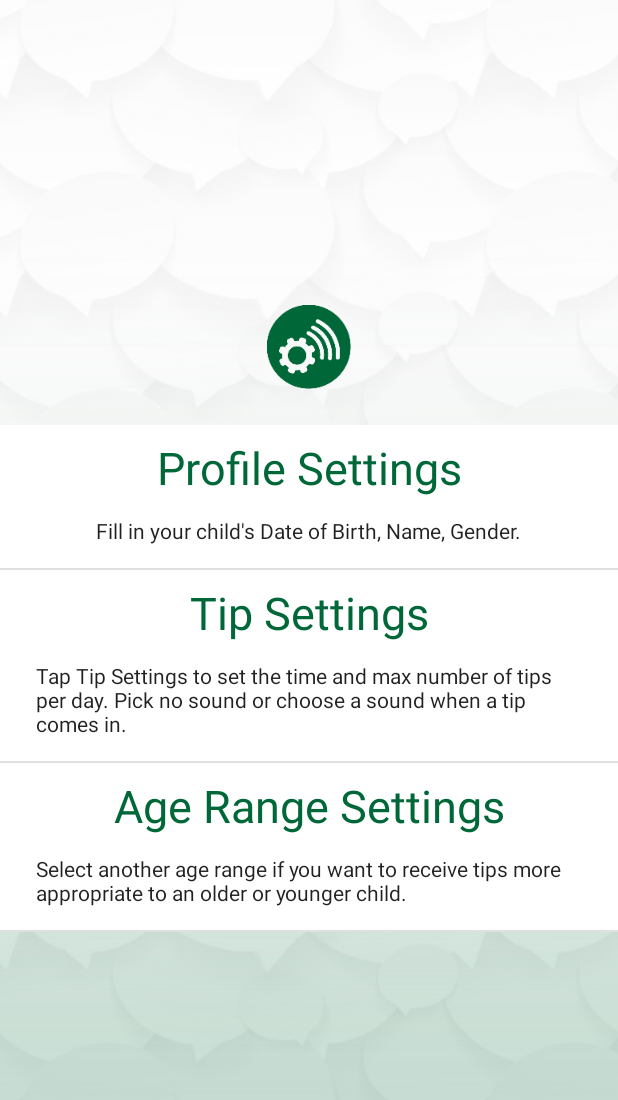
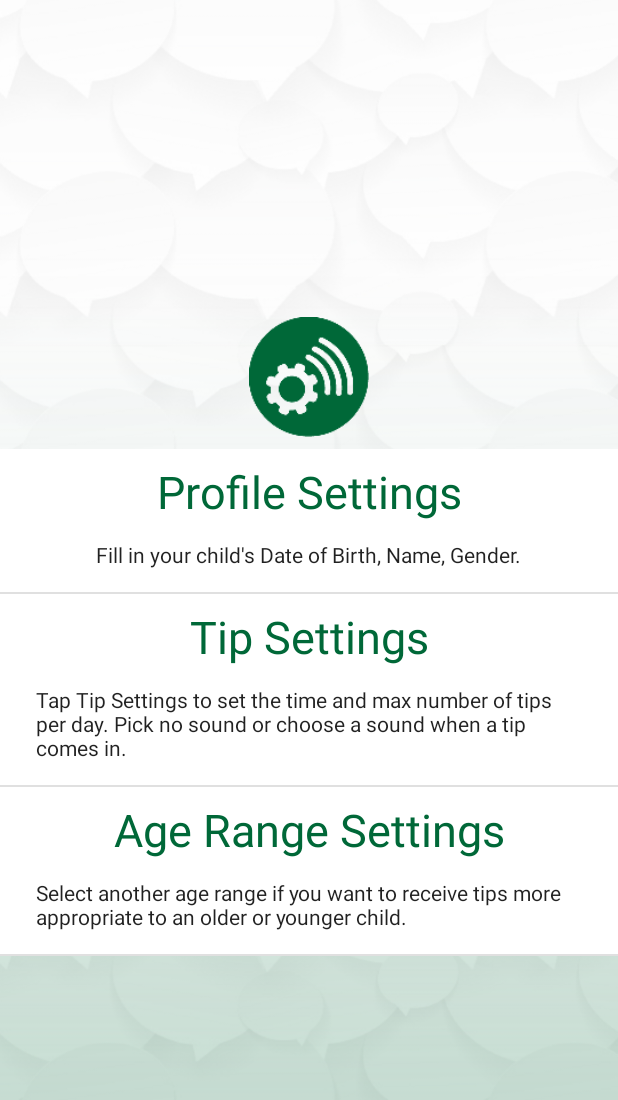
Before and after one commit to RGunn8/androidBWB-master, an Android app built with Jetpack Compose: the composable SettingScreen shown on its own in the app's theme, on a phone screen of 412 x 824 dp. Shown: the top 1100 px of the screen. Run offline under Robolectric (Android 15) with nearby library versions, the phone set to English and light mode, and no system bars; libraries missing offline, so code that uses them is left out: com.ramcosta.composedestinations; 1 statement that could not run was skipped.

Commit message:
Fix setting icon size

```diff
--- a/babbleapp/src/main/java/com/learning/leap/bwb/settings/SettingScreen.kt
+++ b/babbleapp/src/main/java/com/learning/leap/bwb/settings/SettingScreen.kt
@@ -45,19 +45,27 @@ fun SettingScreen(navigator: DestinationsNavigator){
             horizontalAlignment = Alignment.CenterHorizontally
         ) {
                 val settingDetailArray = stringArrayResource(id = R.array.setting_detail)
-                val settingTitleArray = stringArrayResource(id = R.array.setting_titles)
-                val settingPair = settingDetailArray.mapIndexed { index, s ->
-                    return@mapIndexed Pair(settingTitleArray[index], s)
-                }
+            val settingTitleArray = stringArrayResource(id = R.array.setting_titles)
+            val settingPair = settingDetailArray.mapIndexed { index, s ->
+                return@mapIndexed Pair(settingTitleArray[index], s)
+            }
 
-                Image(painter = painterResource(id = R.drawable.settings_icon), contentDescription = "Setting Icon", modifier = Modifier.size(80.dp).padding(bottom = 24.dp) )
-                settingPair.forEachIndexed {index, pairs ->
-                    Column( modifier = Modifier
+            Image(
+                painter = painterResource(id = R.drawable.settings_icon),
+                contentDescription = "Library Icon",
+                contentScale = ContentScale.FillBounds, modifier = Modifier
+                    .padding(top = 24.dp, bottom = 8.dp)
+                    .size(80.dp)
+            )
+            settingPair.forEachIndexed { index, pairs ->
+                Column(
+                    modifier = Modifier
                         .clickable {
                             when (index) {
                                 0 -> {
-                                   navigator.navigate(UserSettingsScreenDestination(false))
+                                    navigator.navigate(UserSettingsScreenDestination(false))
                                 }
+
                                 1 -> {}
                                 else -> {
 
```
